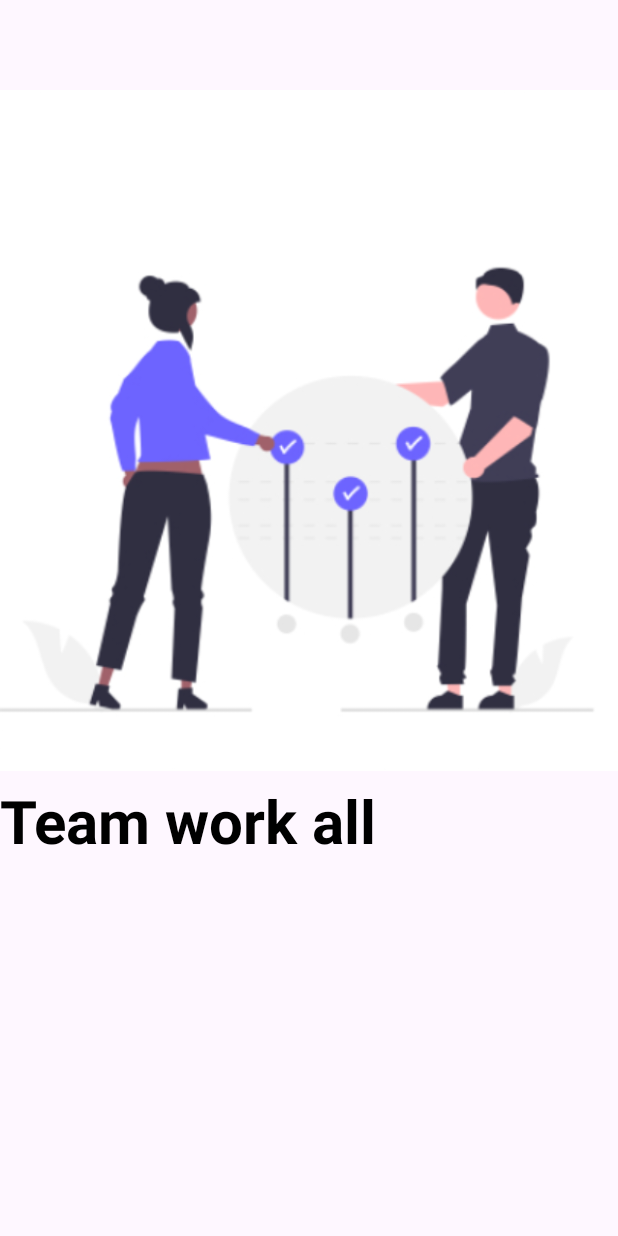
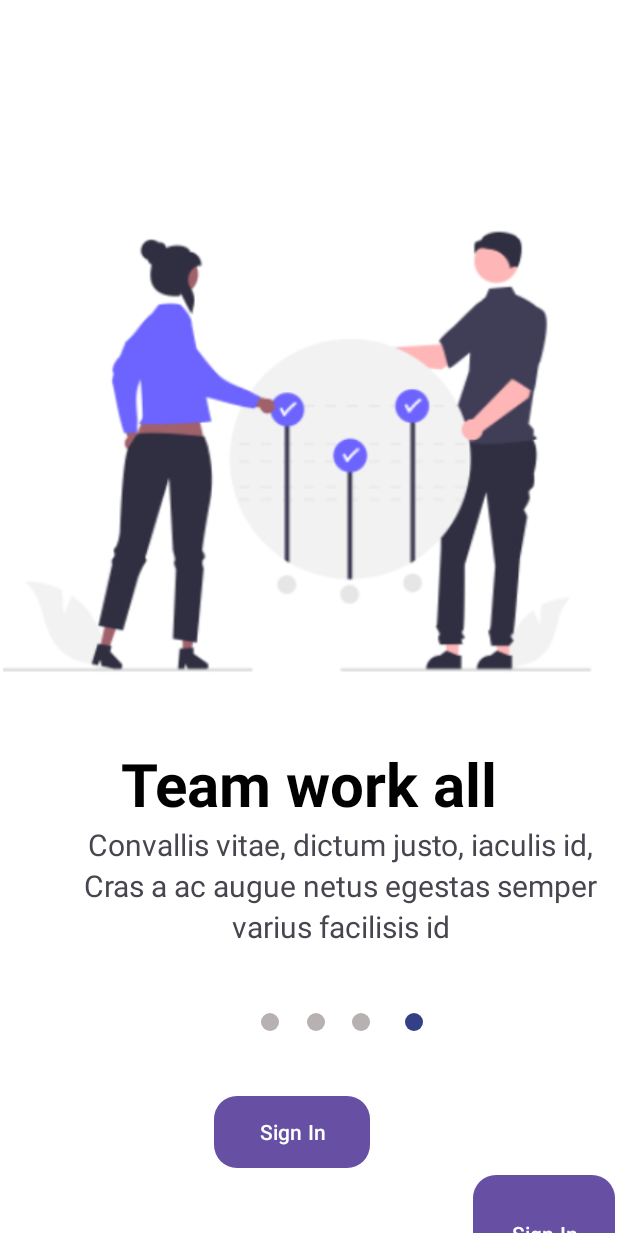
Before and after one commit to goclady/PassionHub, an Android app: the screen it shows after launch (MainActivity), on a phone screen of 412 x 824 dp. Run offline under Robolectric (Android 15) with nearby library versions, the phone set to English and light mode, and no system bars.

Commit message:
Initial Commit

```diff
--- a/app/src/main/AndroidManifest.xml
+++ b/app/src/main/AndroidManifest.xml
@@ -13,6 +13,9 @@
         android:theme="@style/Theme.PassionHub"
         tools:targetApi="31">
         <activity
+            android:name=".SignActivity"
+            android:exported="false" />
+        <activity
             android:name=".MainActivity"
             android:exported="true">
             <intent-filter>
--- /dev/null
+++ b/app/src/main/java/com/gertrude/passionhub/SignActivity.kt
@@ -0,0 +1,11 @@
+package com.gertrude.passionhub
+
+import androidx.appcompat.app.AppCompatActivity
+import android.os.Bundle
+
+class SignActivity : AppCompatActivity() {
+    override fun onCreate(savedInstanceState: Bundle?) {
+        super.onCreate(savedInstanceState)
+        setContentView(R.layout.activity_sign)
+    }
+}
--- /dev/null
+++ b/app/src/main/res/drawable/dot.xml
@@ -0,0 +1,12 @@
+<?xml version="1.0" encoding="utf-8"?>
+<shape xmlns:android="http://schemas.android.com/apk/res/android"
+    android:shape="oval">
+
+    <!-- Circle color -->
+    <solid android:color="#334086" />
+
+    <!-- Circle size -->
+    <size
+        android:width="12dp"
+        android:height="12dp" />
+</shape>
--- /dev/null
+++ b/app/src/main/res/drawable/dotable.xml
@@ -0,0 +1,12 @@
+<?xml version="1.0" encoding="utf-8"?>
+<shape xmlns:android="http://schemas.android.com/apk/res/android"
+    android:shape="oval">
+
+    <!-- Circle color -->
+    <solid android:color="#B8B1B1" />
+
+    <!-- Circle size -->
+    <size
+        android:width="12dp"
+        android:height="12dp" />
+</shape>
--- /dev/null
+++ b/app/src/main/res/drawable/dotted.xml
@@ -0,0 +1,12 @@
+<?xml version="1.0" encoding="utf-8"?>
+<shape xmlns:android="http://schemas.android.com/apk/res/android"
+    android:shape="oval">
+
+    <!-- Circle color -->
+    <solid android:color="#B8B1B1" />
+
+    <!-- Circle size -->
+    <size
+        android:width="12dp"
+        android:height="12dp" />
+</shape>
--- /dev/null
+++ b/app/src/main/res/drawable/dotting.xml
@@ -0,0 +1,12 @@
+<?xml version="1.0" encoding="utf-8"?>
+<shape xmlns:android="http://schemas.android.com/apk/res/android"
+    android:shape="oval">
+
+    <!-- Circle color -->
+    <solid android:color="#B8B1B1" />
+
+    <!-- Circle size -->
+    <size
+        android:width="12dp"
+        android:height="12dp" />
+</shape>
--- /dev/null
+++ b/app/src/main/res/drawable/rectangle.xml
@@ -0,0 +1,31 @@
+<?xml version="1.0" encoding="utf-8"?>
+<shape
+
+    xmlns:android="http://schemas.android.com/apk/res/android"
+
+
+    android:shape="rectangle">
+
+
+
+    <solid
+
+        android:color="#000000" />
+
+
+
+    <corners
+
+
+        android:topLeftRadius="15dp"
+
+
+        android:topRightRadius="15dp"
+
+
+        android:bottomLeftRadius="15dp"
+
+
+        android:bottomRightRadius="15dp" />
+
+</shape>
--- a/app/src/main/res/layout/activity_main.xml
+++ b/app/src/main/res/layout/activity_main.xml
@@ -4,6 +4,8 @@
     xmlns:tools="http://schemas.android.com/tools"
     android:layout_width="match_parent"
     android:layout_height="match_parent"
+    android:background="#ffffff"
+    android:padding="2dp"
     tools:context=".MainActivity">
 
     <ImageView
@@ -11,19 +13,121 @@
         android:layout_width="match_parent"
         android:layout_height="match_parent"
         android:src="@drawable/good"
-        android:layout_marginBottom="250dp"
+        android:layout_marginBottom="300dp"
         app:layout_constraintTop_toTopOf="parent"
         app:layout_constraintEnd_toEndOf="parent"/>
 
     <TextView
+        android:id="@+id/teamwork"
         android:layout_width="wrap_content"
         android:layout_height="wrap_content"
         android:text="Team work all"
         android:textColor="#000000"
-        android:textSize="40sp"
+        android:textSize="40dp"
         android:textStyle="bold"
-        app:layout_c="parent"
-        app:layout_constraintBottom_toBottomOf="@id/firstImage"/>
+        app:layout_constraintBottom_toBottomOf="@id/firstImage"
+        app:layout_constraintEnd_toEndOf="@id/firstImage"
+        app:layout_constraintStart_toStartOf="@id/firstImage"
+        app:layout_constraintTop_toBottomOf="@id/firstImage"/>
+
+    <TextView
+        android:id="@+id/latin1"
+        android:layout_width="wrap_content"
+        android:layout_height="wrap_content"
+        android:text="Convallis vitae, dictum justo, iaculis id,"
+        android:textSize="20dp"
+        android:layout_marginStart="42dp"
+        app:layout_constraintTop_toBottomOf="@id/teamwork"
+        app:layout_constraintStart_toStartOf="@id/teamwork"
+        app:layout_constraintEnd_toEndOf="@id/teamwork" />
+
+    <TextView
+        android:id="@+id/latin2"
+        android:layout_width="wrap_content"
+        android:layout_height="wrap_content"
+        android:text="Cras a ac augue netus egestas semper"
+        android:textSize="20dp"
+        app:layout_constraintTop_toBottomOf="@id/latin1"
+        app:layout_constraintStart_toStartOf="@id/latin1"
+        app:layout_constraintEnd_toEndOf="@id/latin1"/>
+
+    <TextView
+        android:id="@+id/latin3"
+        android:layout_width="wrap_content"
+        android:layout_height="wrap_content"
+        android:text="varius facilisis id"
+        android:textSize="20dp"
+        app:layout_constraintTop_toBottomOf="@id/latin2"
+        app:layout_constraintStart_toStartOf="@id/latin2"
+        app:layout_constraintEnd_toEndOf="@id/latin2"/>
+
+    <ImageView
+        android:layout_width="wrap_content"
+        android:layout_height="wrap_content"
+        android:src="@drawable/dot"
+        android:paddingTop="100dp"
+        android:paddingLeft="115dp"
+        app:layout_constraintStart_toStartOf="@id/latin3"
+        app:layout_constraintTop_toBottomOf="@id/latin3"
+        app:layout_constraintBottom_toBottomOf="@id/latin3"/>
+
+    <ImageView
+        android:layout_width="wrap_content"
+        android:layout_height="wrap_content"
+        android:src="@drawable/dotted"
+        android:paddingTop="100dp"
+        android:paddingLeft="19dp"
+        app:layout_constraintStart_toStartOf="@id/latin3"
+        app:layout_constraintBottom_toBottomOf="@id/latin3"
+        app:layout_constraintTop_toBottomOf="@id/latin3"/>
+
+    <ImageView
+        android:layout_width="wrap_content"
+        android:layout_height="wrap_content"
+        android:src="@drawable/dotable"
+        android:paddingTop="100dp"
+        android:paddingLeft="50dp"
+        app:layout_constraintStart_toStartOf="@id/latin3"
+        app:layout_constraintBottom_toBottomOf="@id/latin3"
+        app:layout_constraintTop_toBottomOf="@id/latin3"/>
+
+    <ImageView
+        android:id="@+id/dot"
+        android:layout_width="wrap_content"
+        android:layout_height="wrap_content"
+        android:src="@drawable/dotable"
+        android:paddingTop="100dp"
+        android:paddingLeft="80dp"
+        app:layout_constraintStart_toStartOf="@id/latin3"
+        app:layout_constraintBottom_toBottomOf="@id/latin3"
+        app:layout_constraintTop_toBottomOf="@id/latin3"/>
+
+    <Button
+        android:layout_width="wrap_content"
+        android:layout_height="wrap_content"
+        android:text="Sign In"
+        android:background="@drawable/rectangle"
+        android:paddingHorizontal="30dp"
+        android:backgroundTint="#000000"
+        app:layout_constraintTop_toBottomOf="@id/dot"
+        app:layout_constraintEnd_toEndOf="@id/dot"
+        app:layout_constraintBottom_toBottomOf="parent" />
+
+    <Button
+        android:layout_width="wrap_content"
+        android:layout_height="wrap_content"
+        android:text="Sign In"
+        android:background="@drawable/rectangle"
+        android:padding="25dp"
+        app:layout_constraintTop_toBottomOf="parent"
+        app:layout_constraintEnd_toEndOf="parent"
+        app:layout_constraintBottom_toBottomOf="parent"/>
+
+
+
+
+
+
 
 
 </androidx.constraintlayout.widget.ConstraintLayout>
--- /dev/null
+++ b/app/src/main/res/layout/activity_sign.xml
@@ -0,0 +1,9 @@
+<?xml version="1.0" encoding="utf-8"?>
+<androidx.constraintlayout.widget.ConstraintLayout xmlns:android="http://schemas.android.com/apk/res/android"
+    xmlns:app="http://schemas.android.com/apk/res-auto"
+    xmlns:tools="http://schemas.android.com/tools"
+    android:layout_width="match_parent"
+    android:layout_height="match_parent"
+    tools:context=".SignActivity">
+
+</androidx.constraintlayout.widget.ConstraintLayout>
```
